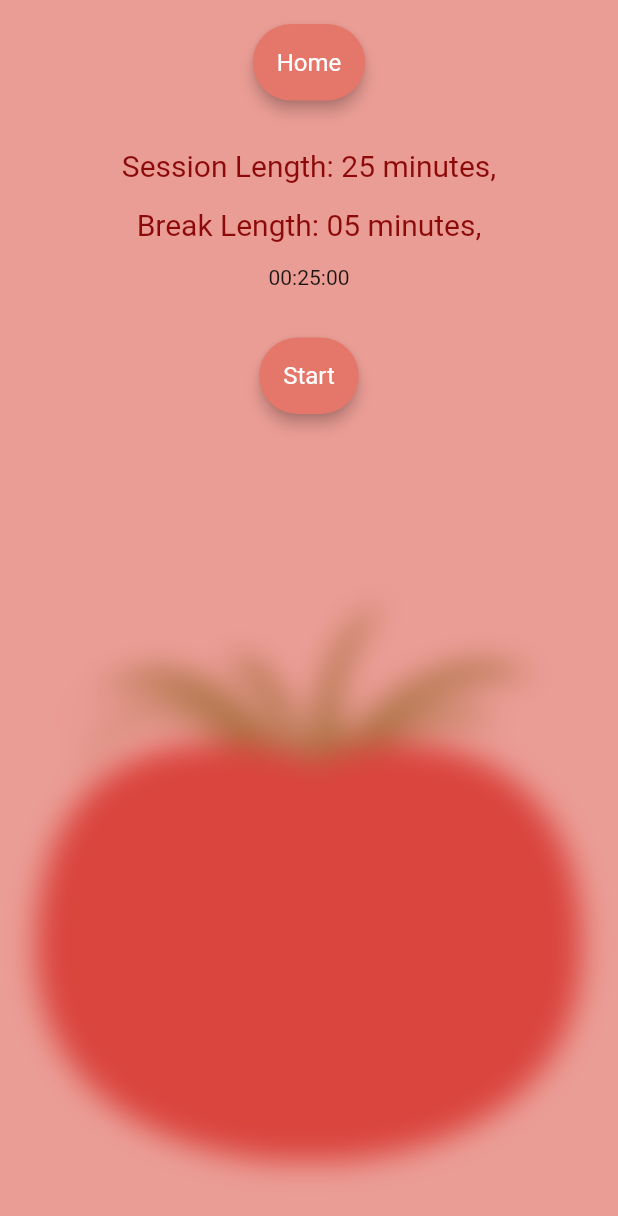
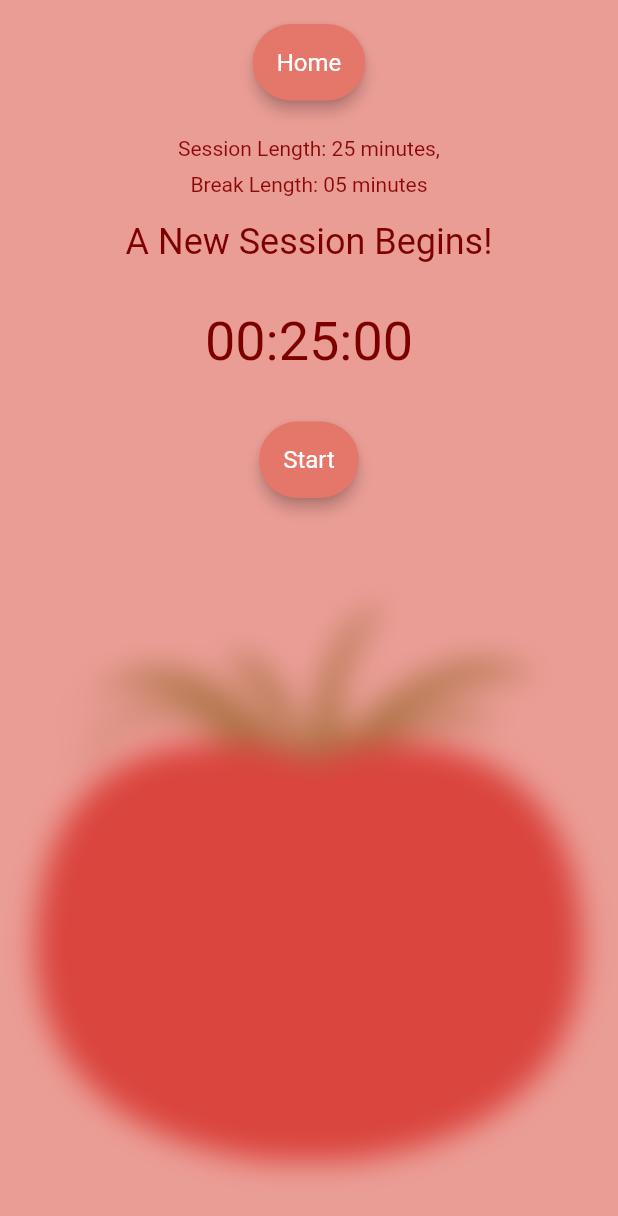
Before and after one commit to ahnaftahmid39/pomodoro, a Flutter app: the NewSessionScreen screen opened by its route, after a tap on "Start", on a phone screen of 412 x 824 dp. Shown: the top 1216 px of the screen. Run offline on Flutter 3.47's test engine with Material 2 defaults, Android fonts, the phone set to English and light mode, and no system bars; our stand-ins replace google_fonts.

Commit message:
States in session

```diff
--- a/lib/components/change_time_card.dart
+++ b/lib/components/change_time_card.dart
@@ -189,6 +189,12 @@ class _ChangeTimeCardState extends State<ChangeTimeCard> {
           Row(
             mainAxisAlignment: MainAxisAlignment.center,
             children: [
+              Column(
+                crossAxisAlignment: CrossAxisAlignment.center,
+                children: [
+                  const SizedBox(
+                    height: 15,
+                  ),
                   Container(
                     decoration: const BoxDecoration(
                       color: kClkBgClr,
@@ -216,6 +222,18 @@ class _ChangeTimeCardState extends State<ChangeTimeCard> {
                       ),
                     ),
                   ),
+                  const SizedBox(
+                    height: 5,
+                  ),
+                  const Text(
+                    'Hours',
+                    style: TextStyle(
+                      color: kTextClr,
+                      fontWeight: FontWeight.bold,
+                    ),
+                  )
+                ],
+              ),
               const SizedBox(width: 10.0),
               Column(
                 children: [
@@ -233,6 +251,11 @@ class _ChangeTimeCardState extends State<ChangeTimeCard> {
                 ],
               ),
               const SizedBox(width: 10.0),
+              Column(
+                children: [
+                  const SizedBox(
+                    height: 15,
+                  ),
                   Container(
                     decoration: const BoxDecoration(
                       color: kClkBgClr,
@@ -260,6 +283,18 @@ class _ChangeTimeCardState extends State<ChangeTimeCard> {
                       ),
                     ),
                   ),
+                  const SizedBox(
+                    height: 5,
+                  ),
+                  const Text(
+                    'Minutes',
+                    style: TextStyle(
+                      color: kTextClr,
+                      fontWeight: FontWeight.bold,
+                    ),
+                  )
+                ],
+              ),
               const SizedBox(width: 10.0),
               Column(
                 children: [
--- a/lib/screens/new_session_screen.dart
+++ b/lib/screens/new_session_screen.dart
@@ -40,7 +40,7 @@ class _NewSessionScreenState extends State<NewSessionScreen> {
                       onPressed: () {
                         Navigator.pop(context);
                       },
-                      child: const Text('Home'),
+                      child: const Text('<  Home'),
                     ),
                     ChangeTimeCard(
                         cardTitle: 'Session Duration',
@@ -57,7 +57,7 @@ class _NewSessionScreenState extends State<NewSessionScreen> {
                     // ignore: prefer_const_constructors
                     ChangeTimeCard(
                       cardTitle: 'Break Duration',
-                      defaultDuration: const Duration(minutes: 25),
+                      defaultDuration: const Duration(minutes: 5),
                       onChange: (Duration duration) {
                         final sessionSettings = Provider.of<SessionSettings>(
                             context,
--- a/lib/screens/session_screen.dart
+++ b/lib/screens/session_screen.dart
@@ -2,6 +2,7 @@ import 'dart:async';
 import 'dart:ui';
 
 import 'package:flutter/material.dart';
+import 'package:google_fonts/google_fonts.dart';
 import 'package:pomodoro/constants/constant.dart';
 import 'package:pomodoro/screens/home_screen.dart';
 import 'package:pomodoro/util/session.dart';
@@ -23,29 +24,53 @@ class SessionScreen extends StatefulWidget {
 
 class _SessionScreenState extends State<SessionScreen> {
   Timer? _timer;
-  Duration dx = const Duration(seconds: 1);
+  Duration dx = const Duration(milliseconds: 10);
   Duration? sessionDuration;
   Duration? breakDuration;
 
-  bool _isSessionRunning = false;
-  bool _isSessionCompleted = false;
-
-  bool _isbreakRunning = false;
-  bool _isbreakCompleted = false;
+  SessionState _sessionState = SessionState.initial;
 
   void startSessionTimer() {
     setState(() {
-      _isSessionRunning = true;
+      _sessionState = SessionState.sessionRunning;
+      sessionDuration = Duration(seconds: sessionDuration!.inSeconds - 1);
     });
-
     _timer = Timer.periodic(dx, (timer) {
       setState(() {
         if (sessionDuration!.inSeconds > 0) {
           sessionDuration = Duration(seconds: sessionDuration!.inSeconds - 1);
         } else {
+          // session duration in seconds is now 0, so session completed
           setState(() {
-            _isSessionCompleted = true;
-            _isSessionRunning = false;
+            timer.cancel();
+            _sessionState = SessionState.breakRunning;
+            startBreakTimer();
+          });
+        }
+      });
+    });
+  }
+
+  void pauseSessionTimer() {
+    setState(() {
+      _sessionState = SessionState.sessionPaused;
+    });
+    _timer?.cancel();
+  }
+
+  void startBreakTimer() {
+    setState(() {
+      _sessionState = SessionState.breakRunning;
+      breakDuration = Duration(seconds: breakDuration!.inSeconds - 1);
+    });
+    _timer = Timer.periodic(dx, (timer) {
+      setState(() {
+        if (breakDuration!.inSeconds > 0) {
+          breakDuration = Duration(seconds: breakDuration!.inSeconds - 1);
+        } else {
+          // session duration in seconds is now 0, so session completed
+          setState(() {
+            _sessionState = SessionState.completed;
           });
           timer.cancel();
         }
@@ -53,9 +78,9 @@ class _SessionScreenState extends State<SessionScreen> {
     });
   }
 
-  void stopSessionTimer() {
+  void pauseBreakTimer() {
     setState(() {
-      _isSessionRunning = false;
+      _sessionState = SessionState.breakPaused;
     });
     _timer?.cancel();
   }
@@ -101,52 +126,57 @@ class _SessionScreenState extends State<SessionScreen> {
               ),
               Container(
                 alignment: Alignment.center,
-                padding: const EdgeInsets.all(16.0),
+                padding: const EdgeInsets.all(8.0),
                 child: Text(
                   'Session Length: ${widget.session.sessionMinutes} minutes,',
-                  style: Theme.of(context).textTheme.displayMedium,
+                  style: TextStyle(
+                      color: Theme.of(context).textTheme.displayMedium?.color,
+                      fontSize: 14),
                   textAlign: TextAlign.center,
                 ),
               ),
               Container(
                 alignment: Alignment.center,
-                padding: const EdgeInsets.fromLTRB(16, 0, 16, 0),
+                padding: const EdgeInsets.fromLTRB(8, 0, 8, 0),
                 child: Text(
-                  'Break Length: ${widget.session.breakMinutes} minutes,',
-                  style: Theme.of(context).textTheme.displayMedium,
+                  'Break Length: ${widget.session.breakMinutes} minutes',
+                  style: TextStyle(
+                      color: Theme.of(context).textTheme.displayMedium?.color,
+                      fontSize: 14),
                   textAlign: TextAlign.center,
                 ),
               ),
               Container(
-                padding: const EdgeInsets.all(16),
+                padding: const EdgeInsets.all(16.0),
+                alignment: Alignment.center,
                 child: Text(
-                    '${durationHoursPart(sessionDuration!)}:${durationMinutesPart(sessionDuration!)}:${durationSecondsPart(sessionDuration!)}'),
+                  getTitleBasedOnState(),
+                  style: const TextStyle(color: kTextClr, fontSize: 24),
+                ),
               ),
+              Container(
+                  padding: const EdgeInsets.all(16),
+                  child: _sessionState == SessionState.sessionRunning ||
+                          _sessionState == SessionState.sessionPaused ||
+                          _sessionState == SessionState.initial
+                      ? Text(
+                          '${durationHoursPart(sessionDuration!)}:${durationMinutesPart(sessionDuration!)}:${durationSecondsPart(sessionDuration!)}',
+                          style: GoogleFonts.newRocker(
+                            color: kTextClr,
+                            fontSize: 36,
+                          ),
+                        )
+                      : Text(
+                          '${durationHoursPart(breakDuration!)}:${durationMinutesPart(breakDuration!)}:${durationSecondsPart(breakDuration!)}',
+                          style: GoogleFonts.newRocker(
+                            color: kTextClr,
+                            fontSize: 36,
+                          ),
+                        )),
               Container(
                 alignment: Alignment.center,
                 padding: const EdgeInsets.all(16.0),
-                child: TextButton(
-                    child: !_isSessionRunning || _isSessionCompleted
-                        ? const Text('Start')
-                        : const Text('Stop'),
-                    onPressed: () {
-                      if (kDebugMode) {
-                        print(
-                            'is running: $_isSessionRunning, is completed: $_isbreakCompleted');
-                      }
-                      if (!_isSessionRunning) {
-                        if (_isSessionCompleted) {
-                          // start break timer, but for now just restart the timer
-                          setState(() {
-                            _isSessionCompleted = false;
-                            sessionDuration = widget.session.sessionDuration;
-                          });
-                        }
-                        startSessionTimer();
-                      } else {
-                        stopSessionTimer();
-                      }
-                    }),
+                child: getTextButtonBasedOnState(context),
               ),
             ],
           ),
@@ -154,4 +184,93 @@ class _SessionScreenState extends State<SessionScreen> {
       ),
     );
   }
+
+  TextButton getTextButtonBasedOnState(BuildContext context) {
+    TextButton tb;
+    switch (_sessionState) {
+      case SessionState.initial:
+        tb = TextButton(
+          onPressed: startSessionTimer,
+          child: const Text('Start'),
+        );
+        break;
+      case SessionState.sessionRunning:
+        tb = TextButton(
+          child: const Text('Pause'),
+          onPressed: pauseSessionTimer,
+        );
+        break;
+      case SessionState.sessionPaused:
+        tb = TextButton(
+          child: const Text('Continue'),
+          onPressed: startSessionTimer,
+        );
+        break;
+      case SessionState.breakRunning:
+        tb = TextButton(
+          child: const Text('Pause'),
+          onPressed: pauseBreakTimer,
+        );
+        break;
+      case SessionState.breakPaused:
+        tb = TextButton(
+          child: const Text('Continue'),
+          onPressed: startBreakTimer,
+        );
+        break;
+      case SessionState.completed:
+        tb = TextButton(
+          child: const Text('Completed!'),
+          onPressed: () {
+            Navigator.pop(context);
+          },
+        );
+        break;
+      default:
+        tb = TextButton(
+          onPressed: () {},
+          child: const Text('Nothing'),
+        );
+    }
+
+    return tb;
+  }
+
+  String getTitleBasedOnState() {
+    String title = '';
+
+    switch (_sessionState) {
+      case SessionState.initial:
+        title = 'A New Session Begins!';
+        break;
+      case SessionState.sessionRunning:
+        title = 'Session Running';
+        break;
+      case SessionState.sessionPaused:
+        title = 'Session Paused for now';
+        break;
+      case SessionState.breakRunning:
+        title = 'Running Break';
+        break;
+      case SessionState.breakPaused:
+        title = 'Break paused!';
+        break;
+      case SessionState.completed:
+        title = 'Yay completed!';
+        break;
+      default:
+        title = 'Bugged';
+    }
+    return title;
+  }
 }
+
+enum SessionState {
+  initial, // isSessionRunning = false && isSessionCompleted = false
+  sessionRunning, // isSessionRunning = true && isSessionCompleted = false,
+  sessionPaused, // isSessionRunning = false && isSessionCompleted = false,
+  breakRunning, // isSessionCompleted = true && isBreakRunning = true,
+  breakPaused, // isSessionCompleted = true && isBreakRunning = false && isBreakCompleted = false,
+  completed, // isSessionCompleted = true && isBreakCompleted = true
+  incomplete, // isSessionCompleted = false || isBreakCompleted = false
+}
```
Lines whose indentation alone changed are shown as unchanged.
